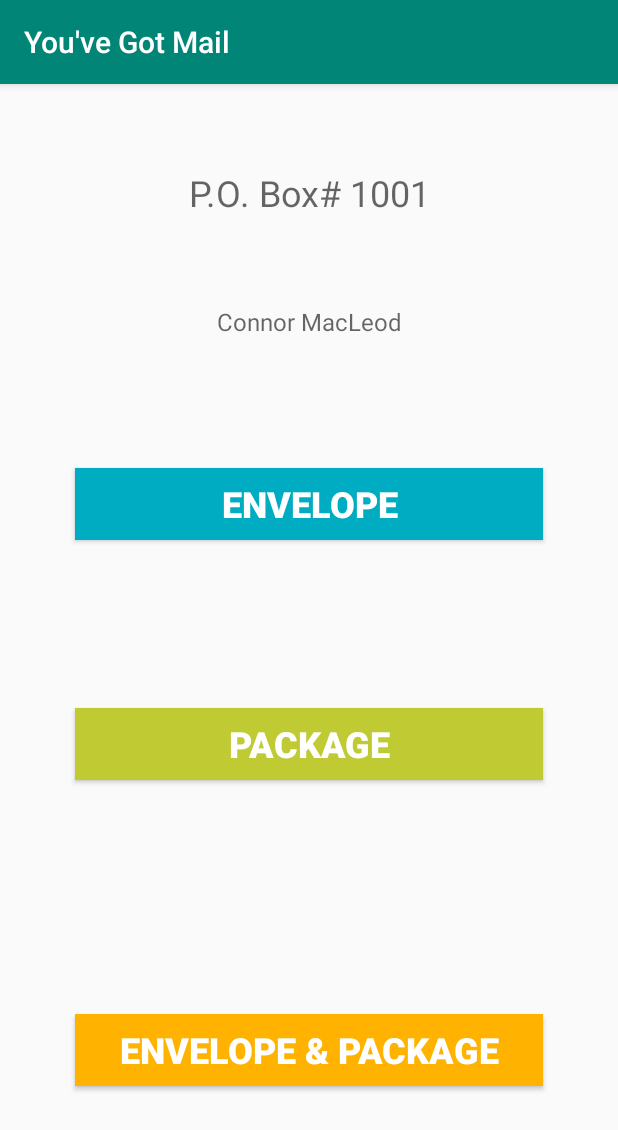
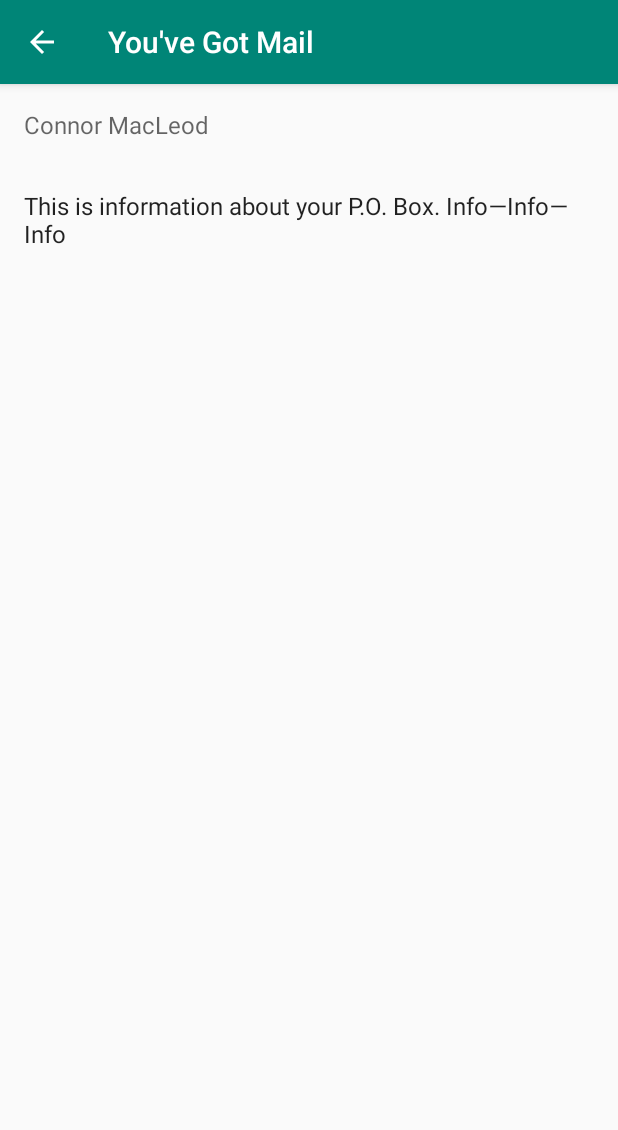
Before and after one commit to Smoke-Signal-Development-Team/YouveGotMail, an Android app: the RegisteredBoxes screen opened directly, with no data from a screen before it, after a tap on "P.O. Box# 1001", on a phone screen of 412 x 824 dp. Shown: the top 1130 px of the screen. Run offline under Robolectric (Android 15) with nearby library versions, the phone set to English and light mode, and no system bars.

Commit message:
Removed Info from Mail Type  to create base-line

```diff
--- a/app/src/main/AndroidManifest.xml
+++ b/app/src/main/AndroidManifest.xml
@@ -39,5 +39,5 @@
     <activity android:name=".DetailActivity"
         android:parentActivityName=".RegisteredBoxes"/>
 </application>
-//whhaaat
+
 </manifest>
--- a/app/src/main/java/com/example/youvegotmail/MailType.java
+++ b/app/src/main/java/com/example/youvegotmail/MailType.java
@@ -10,12 +10,5 @@ public class MailType extends AppCompatActivity {
     protected void onCreate(Bundle savedInstanceState) {
         super.onCreate(savedInstanceState);
         setContentView(R.layout.activity_mail_type);
-        // Initialize the views.
-        TextView poBoxTitle = findViewById(R.id.titleDetail);
-        TextView poBoxInfo = findViewById(R.id.infoDetail);
-
-        // Set the text from the Intent extra.
-        poBoxTitle.setText(getIntent().getStringExtra("title"));
-        poBoxInfo.setText(getIntent().getStringExtra("info"));
     }
 }
--- a/app/src/main/java/com/example/youvegotmail/POBoxAdapter.java
+++ b/app/src/main/java/com/example/youvegotmail/POBoxAdapter.java
@@ -115,7 +115,7 @@ class POBoxAdapter extends RecyclerView.Adapter<POBoxAdapter.ViewHolder>  {
         public void onClick(View view) {
             POBoxes currentPOBoxes = poBoxData.get(getAdapterPosition());
                 //Change to DetailActivity.class for future details page
-            Intent detailIntent = new Intent(mContext, MailType.class);
+            Intent detailIntent = new Intent(mContext, DetailActivity.class);
             detailIntent.putExtra("title", currentPOBoxes.getTitle());
                 /*detailIntent.putExtra("image_resource",
                         currentPOBoxes.getImageResource());*/
--- a/app/src/main/res/layout/activity_mail_type.xml
+++ b/app/src/main/res/layout/activity_mail_type.xml
@@ -41,34 +41,6 @@
         app:layout_constraintTop_toBottomOf="@+id/envelope_mail_button"
         app:layout_constraintVertical_bias="0.419" />
 
-    <TextView
-        android:id="@+id/titleDetail"
-        style="@style/TextAppearance.AppCompat.Headline"
-        android:layout_width="wrap_content"
-        android:layout_height="wrap_content"
-        android:layout_marginTop="40dp"
-        android:padding="16dp"
-        android:text="@string/title_placeholder"
-        android:textColor="?android:textColorSecondary"
-        app:layout_constraintEnd_toEndOf="parent"
-        app:layout_constraintHorizontal_bias="0.504"
-        app:layout_constraintStart_toStartOf="parent"
-        app:layout_constraintTop_toTopOf="parent" />
-
-    <TextView
-        android:id="@+id/infoDetail"
-        style="@style/TextAppearance.AppCompat.Subhead"
-        android:layout_width="wrap_content"
-        android:layout_height="wrap_content"
-        android:padding="16dp"
-        android:text="@string/news_placeholder"
-        android:textColor="?android:textColorSecondary"
-        app:layout_constraintBottom_toTopOf="@+id/envelope_mail_button"
-        app:layout_constraintEnd_toEndOf="parent"
-        app:layout_constraintStart_toStartOf="parent"
-        app:layout_constraintTop_toBottomOf="@+id/titleDetail"
-        app:layout_constraintVertical_bias="0.275" />
-
     <Button
         android:id="@+id/both_mail_button"
         android:layout_width="0dp"
```
Lines whose indentation alone changed are shown as unchanged.
